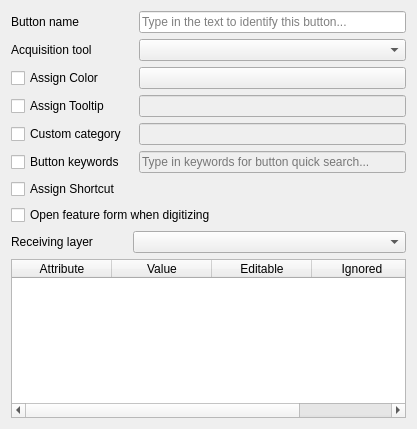
Qt form gui/CustomWidgets/BasicInterfaceWidgets/buttonPropWidget.ui (dsgoficial/DsgTools) before a commit.
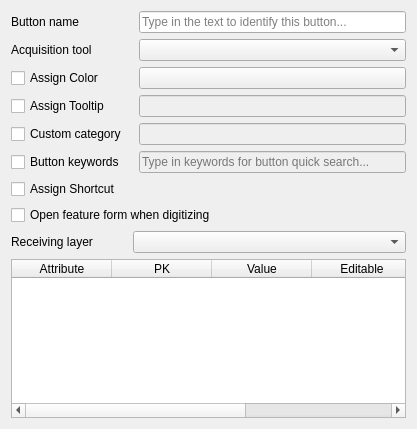
The same form after that commit. Custom widgets are drawn as their Qt base class.

Commit message: initiated PK column on attribute mapping table

```diff
--- a/gui/CustomWidgets/BasicInterfaceWidgets/buttonPropWidget.ui
+++ b/gui/CustomWidgets/BasicInterfaceWidgets/buttonPropWidget.ui
@@ -37,6 +37,11 @@
        <string>Attribute</string>
       </property>
      </column>
+     <column>
+      <property name="text">
+       <string>PK</string>
+      </property>
+     </column>
      <column>
       <property name="text">
        <string>Value</string>
```
The commit also changes 2 other files.
